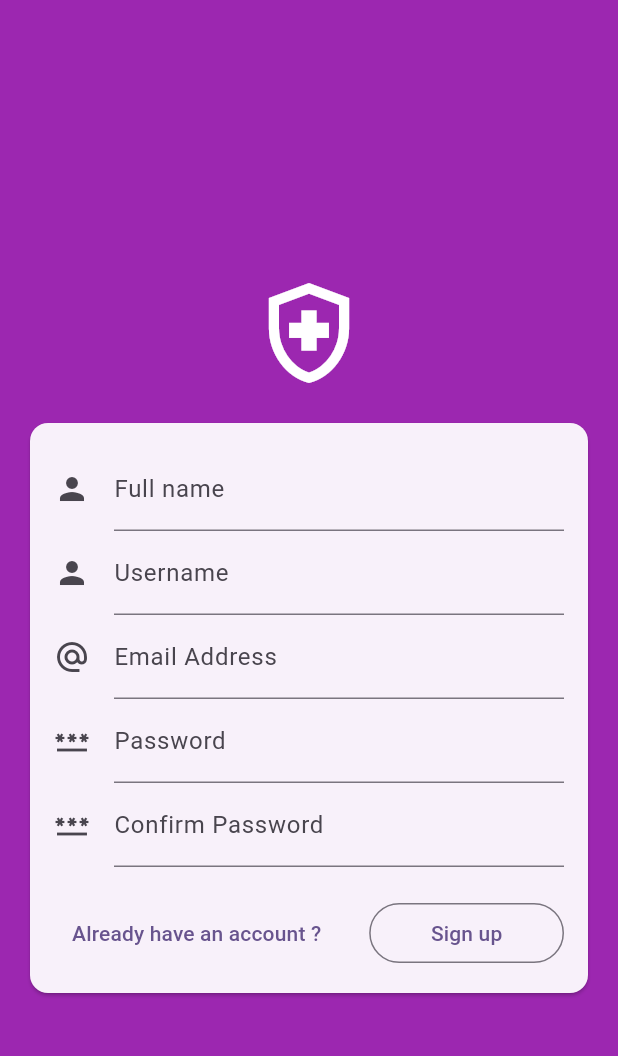
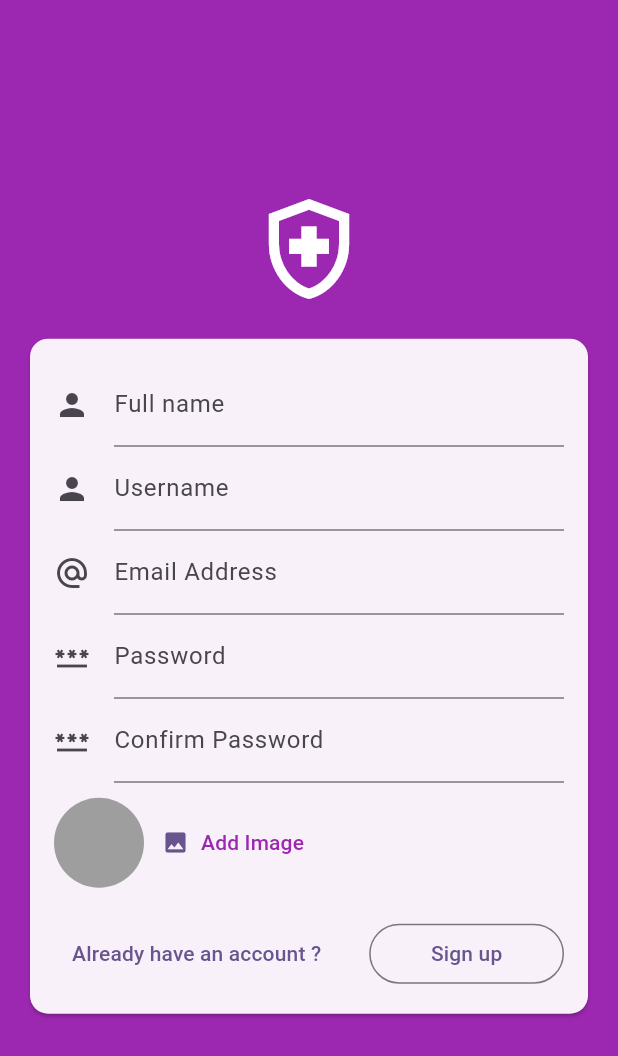
Before and after one commit to Demetre-Panjakidze/Medbooker, a Flutter app: the screen it shows after launch, after a tap on "Sign in", after a tap on "Don't have an account ?", on a phone screen of 412 x 824 dp. Shown: the top 1056 px of the screen. Run offline on Flutter 3.47's test engine with Material 2 defaults, Android fonts, the phone set to English and light mode, and no system bars; our stand-ins replace cloud_firestore, firebase_auth, firebase_core, firebase_storage, image_picker; accounts and stored records are empty.

Commit message:
added Firestore and storage. Auth completed.

```diff
--- a/lib/screens/auth.dart
+++ b/lib/screens/auth.dart
@@ -1,7 +1,10 @@
+import 'dart:io';
+
 import 'package:flutter/material.dart';
 import 'package:cloud_firestore/cloud_firestore.dart';
 import 'package:firebase_storage/firebase_storage.dart';
 import 'package:firebase_auth/firebase_auth.dart';
+import 'package:medbooker/widgets/user_image_picker.dart';
 
 final _firebase = FirebaseAuth.instance;
 
@@ -19,6 +22,7 @@ class _AuthScreenState extends State<AuthScreen> {
   var _enteredConfirmedPassword = '';
   var _enteredUsername = '';
   var _enteredFullName = '';
+  File? _selectedImage;
   bool _isLogin = true;
 
   void _submit() async {
@@ -31,22 +35,71 @@ class _AuthScreenState extends State<AuthScreen> {
       _form.currentState!.save();
     }
 
+    if (!_isLogin && _selectedImage == null) {
+      ScaffoldMessenger.of(context).clearSnackBars();
+      ScaffoldMessenger.of(context).showSnackBar(
+        const SnackBar(
+          content: Text("Please upload an image"),
+          duration: Duration(seconds: 2),
+        ),
+      );
+      return;
+    }
+
+    if (!_isLogin && _enteredPassword != _enteredConfirmedPassword) {
+      ScaffoldMessenger.of(context).clearSnackBars();
+      ScaffoldMessenger.of(context).showSnackBar(
+        const SnackBar(
+          content: Text("Passwords do not match."),
+          duration: Duration(seconds: 2),
+        ),
+      );
+      return;
+    }
+
     try {
-      final userCredentials = _isLogin
-          ? _firebase.signInWithEmailAndPassword(
-              email: _enteredEmail,
-              password: _enteredPassword,
-            )
-          : _firebase.createUserWithEmailAndPassword(
+      await Future.delayed(
+        const Duration(
+          milliseconds: 300,
+        ),
+      );
+      if (_isLogin) {
+        final userCredentials = await _firebase.signInWithEmailAndPassword(
           email: _enteredEmail,
           password: _enteredPassword,
         );
-      print(userCredentials);
+      } else {
+        final userCredentials = await _firebase.createUserWithEmailAndPassword(
+          email: _enteredEmail,
+          password: _enteredPassword,
+        );
+        final storageRef = FirebaseStorage.instance
+            .ref()
+            .child('user_images')
+            .child('${userCredentials.user!.uid}.jpg');
+
+        await storageRef.putFile(_selectedImage!);
+        final imageUrl = await storageRef.getDownloadURL();
+
+        await FirebaseFirestore.instance
+            .collection('users')
+            .doc(userCredentials.user!.uid)
+            .set(
+          {
+            'Full_name': _enteredFullName,
+            'Username': _enteredUsername,
+            'Email': _enteredEmail,
+            'image_url': imageUrl,
+            'creation_time': DateTime.now(),
+          },
+        );
+      }
     } on FirebaseAuthException catch (err) {
       ScaffoldMessenger.of(context).clearSnackBars();
       ScaffoldMessenger.of(context).showSnackBar(
         SnackBar(
           content: Text(err.message ?? "Authentification failed"),
+          duration: const Duration(seconds: 2),
         ),
       );
     }
@@ -56,16 +109,19 @@ class _AuthScreenState extends State<AuthScreen> {
   Widget build(BuildContext context) {
     return Scaffold(
       backgroundColor: Colors.purple,
-      body: Column(
+      body: SingleChildScrollView(
+        child: Column(
           mainAxisAlignment: MainAxisAlignment.center,
+          mainAxisSize: MainAxisSize.max,
           children: [
             Padding(
               padding: const EdgeInsets.all(20),
               child: SizedBox(
                 width: double.infinity,
-              child: SingleChildScrollView(
+                height: MediaQuery.sizeOf(context).height * 0.9,
                 child: Column(
                   mainAxisAlignment: MainAxisAlignment.center,
+                  mainAxisSize: MainAxisSize.max,
                   children: [
                     Container(
                       margin: const EdgeInsets.only(top: 20),
@@ -77,13 +133,13 @@ class _AuthScreenState extends State<AuthScreen> {
                     ),
                     Card(
                       margin: const EdgeInsets.only(top: 20),
-                      child: SingleChildScrollView(
                       child: Padding(
                         padding: const EdgeInsets.all(16),
                         child: Form(
                           key: _form,
                           child: Column(
-                              mainAxisSize: MainAxisSize.min,
+                            mainAxisSize: MainAxisSize.max,
+                            mainAxisAlignment: MainAxisAlignment.center,
                             children: [
                               if (!_isLogin)
                                 TextFormField(
@@ -94,8 +150,8 @@ class _AuthScreenState extends State<AuthScreen> {
                                   initialValue: _enteredFullName,
                                   validator: (value) {
                                     if (value == null ||
-                                          value.trim().length < 10) {
-                                        return 'Please enter at least 10 character full name.';
+                                        value.trim().length < 3) {
+                                      return 'Please enter at least 3 character full name.';
                                     } else if (value.trim().length > 45) {
                                       return 'Please enter maximum of 45 character full name.';
                                     }
@@ -115,8 +171,8 @@ class _AuthScreenState extends State<AuthScreen> {
                                   initialValue: _enteredUsername,
                                   validator: (value) {
                                     if (value == null ||
-                                          value.trim().length < 5) {
-                                        return 'Please enter at least 5 character username.';
+                                        value.trim().length < 3) {
+                                      return 'Please enter at least 3 character username.';
                                     } else if (value.trim().length > 25) {
                                       return 'Please enter maximum of 25 character username.';
                                     }
@@ -192,6 +248,18 @@ class _AuthScreenState extends State<AuthScreen> {
                                     _enteredConfirmedPassword = newValue!;
                                   },
                                 ),
+                              if (!_isLogin)
+                                Padding(
+                                  padding: const EdgeInsets.only(top: 10.0),
+                                  child: Align(
+                                    alignment: Alignment.centerLeft,
+                                    child: UserImagePicker(
+                                      onPickedImage: (pickedImage) {
+                                        _selectedImage = pickedImage;
+                                      },
+                                    ),
+                                  ),
+                                ),
                               Padding(
                                 padding: const EdgeInsets.only(top: 20),
                                 child: Row(
@@ -233,14 +301,13 @@ class _AuthScreenState extends State<AuthScreen> {
                         ),
                       ),
                     ),
-                    ),
                   ],
-                ),
                 ),
               ),
             ),
           ],
         ),
+      ),
     );
   }
 }
--- a/lib/screens/homepage.dart
+++ b/lib/screens/homepage.dart
@@ -19,10 +19,16 @@ class _HomepageScreenState extends State<HomepageScreen> {
         children: [
           Center(
             child: TextButton(
-                onPressed: () {
-                  _firebase.signOut();
-                },
-                child: const Text('Log out')),
+              onPressed: () async {
+                await Future.delayed(
+                  const Duration(
+                    milliseconds: 300,
+                  ),
+                );
+                _firebase.signOut();
+              },
+              child: const Text('Log out'),
+            ),
           )
         ],
       ),
--- /dev/null
+++ b/lib/widgets/user_image_picker.dart
@@ -0,0 +1,60 @@
+import 'dart:io';
+
+import 'package:flutter/material.dart';
+import 'package:image_picker/image_picker.dart';
+
+class UserImagePicker extends StatefulWidget {
+  const UserImagePicker({
+    super.key,
+    required this.onPickedImage,
+  });
+
+  final void Function(File pickedImage) onPickedImage;
+
+  @override
+  State<UserImagePicker> createState() => _UserImagePickerState();
+}
+
+class _UserImagePickerState extends State<UserImagePicker> {
+  File? _pickedImageFile;
+
+  void _pickImage() async {
+    final pickedImage = await ImagePicker().pickImage(
+      source: ImageSource.camera,
+      imageQuality: 50,
+      maxWidth: 150,
+    );
+
+    if (pickedImage == null) return;
+
+    setState(() {
+      _pickedImageFile = File(pickedImage.path);
+    });
+
+    widget.onPickedImage(_pickedImageFile!);
+  }
+
+  @override
+  Widget build(BuildContext context) {
+    return Row(
+      children: [
+        CircleAvatar(
+          radius: 30,
+          backgroundColor: Colors.grey,
+          foregroundImage:
+              _pickedImageFile != null ? FileImage(_pickedImageFile!) : null,
+        ),
+        TextButton.icon(
+          onPressed: _pickImage,
+          icon: const Icon(Icons.image),
+          label: const Text(
+            "Add Image",
+            style: TextStyle(
+              color: Colors.purple,
+            ),
+          ),
+        ),
+      ],
+    );
+  }
+}
--- a/pubspec.yaml
+++ b/pubspec.yaml
@@ -39,6 +39,7 @@ dependencies:
   cloud_firestore: ^4.9.2
   firebase_storage: ^11.2.7
   firebase_auth: ^4.10.0
+  image_picker: ^1.0.4
 
 dev_dependencies:
   flutter_test:
```
Also changed, not shown: pubspec.lock, 5 other files. Lines whose indentation alone changed are shown as unchanged.
